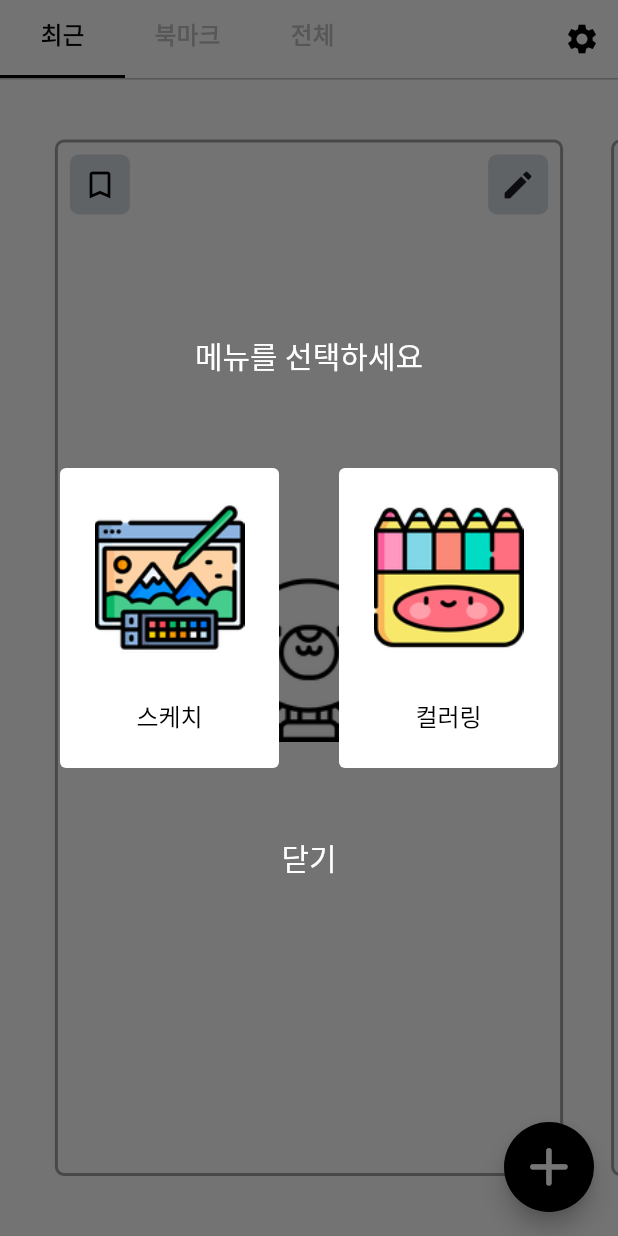
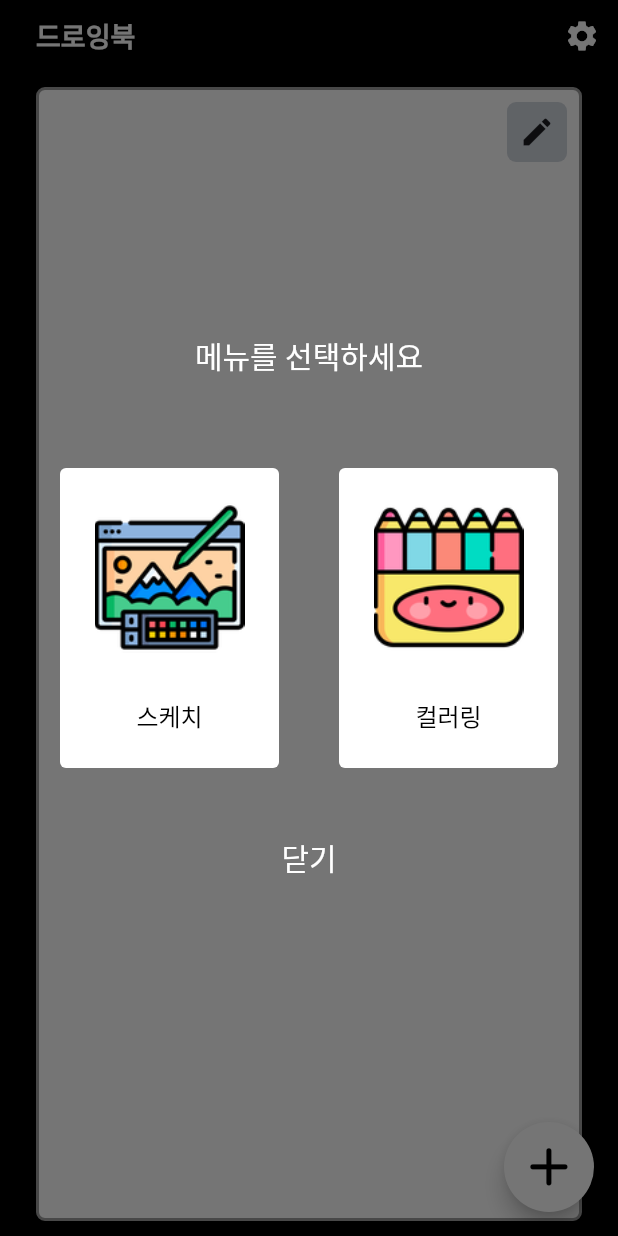
Before and after one commit to jgwng/drawCardApp, a Flutter app: the HomePage screen opened by its route, after a tap on the "add" icon, on a phone screen of 412 x 824 dp. Run offline on Flutter 3.47's test engine with Material 2 defaults, Android fonts, the phone set to English and light mode, and no system bars; our stand-ins replace get.

Commit message:
update: 홈 화면 UI 변경 / UI 변경에 따른 불필요한 파일 삭제

```diff
--- a/lib/business_logic/controller/auth_page/login_controller.dart
+++ b/lib/business_logic/controller/auth_page/login_controller.dart
@@ -1,3 +1,4 @@
+import 'package:drawcard/consts/routes.dart';
 import 'package:flutter/cupertino.dart';
 import 'package:get/get.dart';
 
@@ -18,5 +19,6 @@ class LoginController extends GetxController {
   }
 
   void onTapForTest() async {
+    Get.offAndToNamed(Routes.home);
   }
 }
--- a/lib/business_logic/controller/home_page/home_page_controller.dart
+++ b/lib/business_logic/controller/home_page/home_page_controller.dart
@@ -1,24 +1,8 @@
-import 'package:drawcard/ui/pages/home/views/favorite_view.dart';
-import 'package:drawcard/ui/pages/home/views/recent_view.dart';
-import 'package:drawcard/ui/pages/home/views/total_view.dart';
 import 'package:flutter/material.dart';
 import 'package:get/get.dart';
 
-class HomePageController extends GetxController with GetTickerProviderStateMixin{
+class HomePageController extends GetxController{
 
-  late TabController tabController;
-  late List<Widget> pages;
-  @override
-  void onInit() {
-    // TODO: implement onInit
-    super.onInit();
-    tabController = TabController(length: 3,vsync: this);
-    pages =[
-      RecentView(),
-      FavoriteView(),
-      TotalView(),
-    ];
-  }
 
 
 
--- a/lib/consts/pages.dart
+++ b/lib/consts/pages.dart
@@ -10,12 +10,8 @@ import 'package:drawcard/consts/routes.dart';
 import 'package:drawcard/ui/pages/auth/sign_up_page.dart';
 import 'package:drawcard/ui/pages/drawing/drawing_page.dart';
 import 'package:drawcard/ui/pages/home/home_page.dart';
-import 'package:drawcard/ui/pages/home/views/favorite_view.dart';
-import 'package:drawcard/ui/pages/home/views/recent_view.dart';
-import 'package:drawcard/ui/pages/home/views/total_view.dart';
 import 'package:drawcard/ui/pages/pixel/pixel_art.dart';
 import 'package:drawcard/ui/pages/splash/splash_page.dart';
-import '../ui/pages/auth/auth_page.dart';
 import '../ui/pages/auth/login_page.dart';
 import '../ui/pages/coloring/coloring_sample_page.dart';
 import '../ui/pages/setting/setting_page.dart';
@@ -56,21 +52,6 @@ class AppPages{
         page: () =>SettingPage()
     ),
     GetPage(
-        name : Routes.total,
-        binding: TotalPageBinding(),
-        page: () =>TotalView()
-    ),
-    GetPage(
-        name : Routes.recent,
-        binding: RecentPageBinding(),
-        page: () =>RecentView()
-    ),
-    GetPage(
-        name : Routes.favorite,
-        binding: FavoritePageBinding(),
-        page: () =>FavoriteView()
-    ),
-    GetPage(
         name : Routes.pixelArt,
         page: () => PixelArt()
     ),
--- a/lib/consts/routes.dart
+++ b/lib/consts/routes.dart
@@ -9,9 +9,6 @@ class Routes{
 
   //메인 홈 화면
   static const String home = '/home';
-  static const String favorite = '/favorite';
-  static const String recent = '/recent';
-  static const String total = '/total';
 
   //드로잉,컬러링 이미지 선택 화면
   static const String imageSelect = '/select';
--- a/lib/ui/pages/home/home_page.dart
+++ b/lib/ui/pages/home/home_page.dart
@@ -1,71 +1,49 @@
 import 'package:drawcard/business_logic/controller/home_page/home_page_controller.dart';
-import 'package:drawcard/consts/app_themes.dart';
 import 'package:drawcard/consts/routes.dart';
 import 'package:drawcard/ui/mixin/tabbar_mixin.dart';
+import 'package:drawcard/ui/pages/home/widget/draw_preview_card.dart';
 import 'dialog/menu_select_dialog.dart';
 import 'package:flutter/material.dart';
 import 'package:get/get.dart';
-class HomePage extends StatefulWidget{
+
+class HomePage extends StatefulWidget {
   @override
   _HomePageState createState() => _HomePageState();
 }
 
-class _HomePageState extends State<HomePage> with TickerProviderStateMixin,TabBarMixin{
-
+class _HomePageState extends State<HomePage>
+    with TickerProviderStateMixin, TabBarMixin {
   double fabSize = 60;
   final controller = Get.find<HomePageController>();
+
   @override
   Widget build(BuildContext context) {
     return Scaffold(
+      backgroundColor: Colors.black,
       body: SafeArea(
         child: Column(
           mainAxisAlignment: MainAxisAlignment.start,
           crossAxisAlignment: CrossAxisAlignment.start,
           children: [
-            Container(
-              alignment : Alignment.centerLeft,
-              decoration: BoxDecoration(
-                border: Border(
-                  bottom: BorderSide(
-                    color: Colors.grey[400]!,
-                    width: 1,
-                  )
-                )
-              ),
+            Padding(
+              padding: EdgeInsets.only(left: 24),
               child: Row(
                 mainAxisAlignment: MainAxisAlignment.spaceBetween,
-               children: [
-                 SizedBox(
-                   width: 250,
-                   child: TabBar(
-                     indicatorColor: Colors.black,
-                     controller: controller.tabController,
-                     tabs: [
-                       menuTab('최근',50),
-                       menuTab('북마크',50),
-                       menuTab('전체',50),
-                     ],
-                     unselectedLabelStyle: AppThemes.textTheme.bodyText1!.copyWith(
-                         color: Colors.grey[400]
-                     ),
-                     labelStyle: AppThemes.textTheme.bodyText1,
-                     labelColor: Colors.black,
-                     unselectedLabelColor: Colors.grey[400],
-                   ),
-                 ),
-                 IconButton(
-                     icon: Icon(
-                       Icons.settings,
-                       color: Colors.black,),
-                     onPressed: () => Get.toNamed(Routes.setting))
-               ],
+                children: [
+                  Text('드로잉북',style: TextStyle(color: Colors.white,
+                  fontSize: 18,
+                  fontWeight: FontWeight.bold),),
+                  IconButton(
+                      icon: Icon(
+                        Icons.settings,size: 24,
+                        color: Colors.white,
+                      ),
+                      onPressed: () => Get.toNamed(Routes.setting))
+                ],
               ),
             ),
             Expanded(
-              child: TabBarView(
-                controller: controller.tabController,
-                children: controller.pages,
-              ),
+              child: PreviewDrawCard(),
             )
           ],
         ),
@@ -74,16 +52,20 @@ class _HomePageState extends State<HomePage> with TickerProviderStateMixin,TabBa
         width: fabSize,
         height: fabSize,
         child: FittedBox(
-          child:  FloatingActionButton(
-            backgroundColor: Colors.black,
-            onPressed: (){
+          child: FloatingActionButton(
+            backgroundColor: Colors.white,
+            onPressed: () {
               // Get.toNamed(Routes.pixelArt);
-              Get.dialog(MenuSelectDialog(),barrierDismissible : false,
-                  barrierColor:null,
-                  useSafeArea: true
-              );
+              Get.dialog(MenuSelectDialog(),
+                  barrierDismissible: false,
+                  barrierColor: null,
+                  useSafeArea: true);
             },
-            child: Icon(Icons.add_rounded,size: 40),
+            child: Icon(
+              Icons.add_rounded,
+              size: 40,
+              color: Colors.black,
+            ),
           ),
         ),
       ),
--- a/lib/ui/pages/home/views/recent_view.dart
+++ /dev/null
@@ -1,34 +0,0 @@
-import 'package:drawcard/business_logic/controller/home_page/recent_page_controller.dart';
-import 'package:drawcard/ui/pages/home/widget/draw_preview_card.dart';
-import 'package:flutter/material.dart';
-import 'package:get/get.dart';
-
-class RecentView extends GetView<RecentPageController> {
-  @override
-  Widget build(BuildContext context) {
-    return Scaffold(
-      body: buildBody,
-    );
-  }
-
-  Widget get buildBody {
-    return Container(
-      alignment: Alignment.center,
-      child: PageView.builder(
-        controller: controller.pageController,
-        itemCount: 3,
-        itemBuilder: (ctx, i) => drawCard(i),
-      ),
-    );
-  }
-
-  Widget drawCard(int index) {
-    return Obx((){
-      return PreviewDrawCard(
-        imageAddress:  'assets/images/bear_2.png',
-        onToggleFavorite: () => controller.toggleFavorite(index),
-        isFavorite: controller.favoriteList[index],
-      );
-    });
-  }
-}
--- a/lib/ui/pages/home/widget/draw_preview_card.dart
+++ b/lib/ui/pages/home/widget/draw_preview_card.dart
@@ -2,52 +2,39 @@ import 'package:drawcard/consts/routes.dart';
 import 'package:flutter/material.dart';
 import 'package:get/get.dart';
 
-class PreviewDrawCard extends StatelessWidget{
-  const PreviewDrawCard({this.imageAddress,this.isFavorite,this.onToggleFavorite,this.isBookMark : false});
+class PreviewDrawCard extends StatelessWidget {
+  const PreviewDrawCard(
+      {this.imageAddress = '',
+      this.isFavorite = false,
+      this.onToggleFavorite});
+
   final String? imageAddress;
   final bool? isFavorite;
   final VoidCallback? onToggleFavorite;
-  final bool isBookMark;
+
   @override
   Widget build(BuildContext context) {
     return Container(
-      margin: EdgeInsets.symmetric(horizontal: 16, vertical: 40),
+      margin: EdgeInsets.symmetric(horizontal: 24, vertical: 10),
       child: Stack(
         children: [
           Container(
             alignment: Alignment.center,
             decoration: BoxDecoration(
+                color: Colors.white,
                 borderRadius: BorderRadius.circular(6.0),
                 border: Border.all(color: Colors.grey, width: 2)),
-            child: Image.asset(
+            child: (imageAddress?.isEmpty ?? true) ? SizedBox() : Image.asset(
               imageAddress!,
               fit: BoxFit.fitWidth,
             ),
           ),
           Positioned(
-            left: 10,
-            top: 10,
-            child: InkWell(
-                onTap: onToggleFavorite,
-                child: Container(
-                  width: 40,
-                  height: 40,
-                  decoration: BoxDecoration(
-                      color: Color(0xFFD2D7DF),
-                      borderRadius: BorderRadius.circular(6.0)),
-                  child: Icon(
-                    isFavorite! ? Icons.bookmark : Icons.bookmark_border,
-                    color: isFavorite! ? Color(0xFFFF5964) : Colors.black,
-                  ),
-                )),
-          ),
-          (!isBookMark) ?
-          Positioned(
             right: 10,
             top: 10,
             child: InkWell(
                 onTap: () => Get.toNamed(Routes.drawing,
-                arguments: {'imageAddress' : imageAddress}),
+                    arguments: {'imageAddress': imageAddress}),
                 child: Container(
                   width: 40,
                   height: 40,
@@ -59,7 +46,7 @@ class PreviewDrawCard extends StatelessWidget{
                     color: Color(0xFF1C1D21),
                   ),
                 )),
-          ) : Container()
+          )
         ],
       ),
     );
```
Also changed, not shown: lib/ui/pages/auth/login_page.dart (+13 -5 lines), lib/ui/pages/home/views/favorite_view.dart (deleted, +0 -53 lines), lib/ui/pages/home/views/total_view.dart (deleted, +0 -10 lines).
